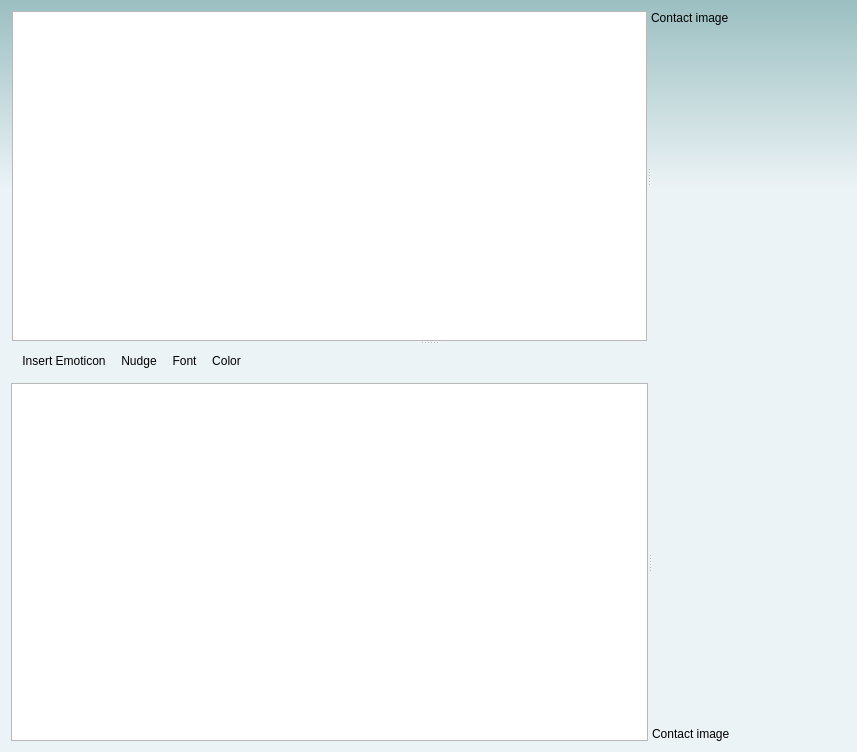
The window that amsn2/ui/front_ends/qt4/chatWindow.ui (darkness51/amsn2) describes before a commit, drawn with Qt 5.
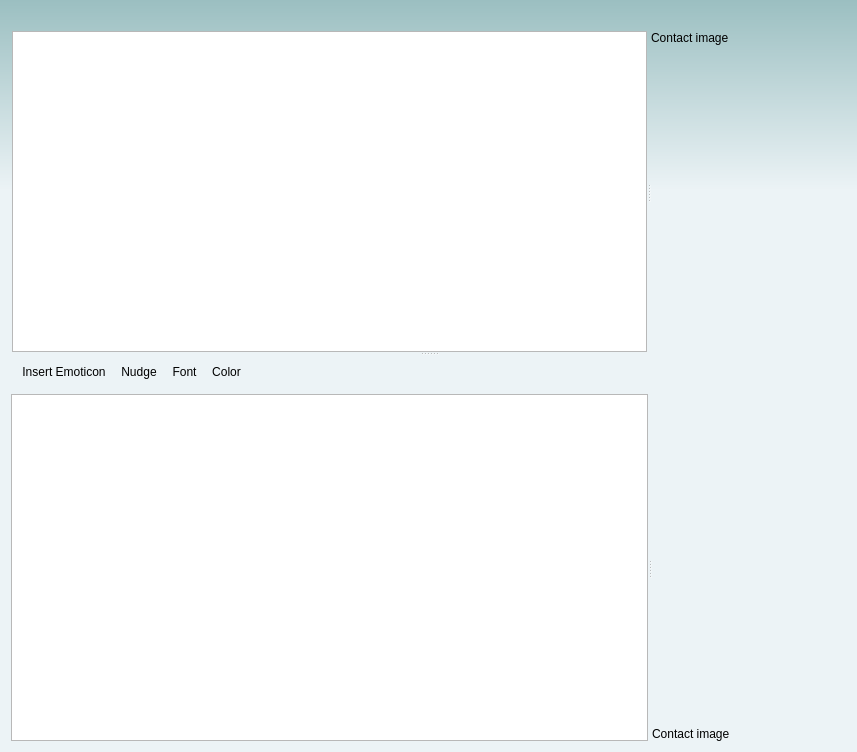
The same window after the commit.

Commit message: Qt4 - Added a user info bar to the top of the chat window. Shows contact information

Diff of the .ui file:
```diff
--- a/amsn2/ui/front_ends/qt4/chatWindow.ui
+++ b/amsn2/ui/front_ends/qt4/chatWindow.ui
@@ -25,6 +25,13 @@
 }</string>
   </property>
   <layout class="QVBoxLayout" name="verticalLayout_4">
+   <item>
+    <widget class="QLabel" name="userinfo">
+     <property name="text">
+      <string/>
+     </property>
+    </widget>
+   </item>
    <item>
     <widget class="QSplitter" name="splitter_3">
      <property name="orientation">
```
The commit also changes 1 other file.
